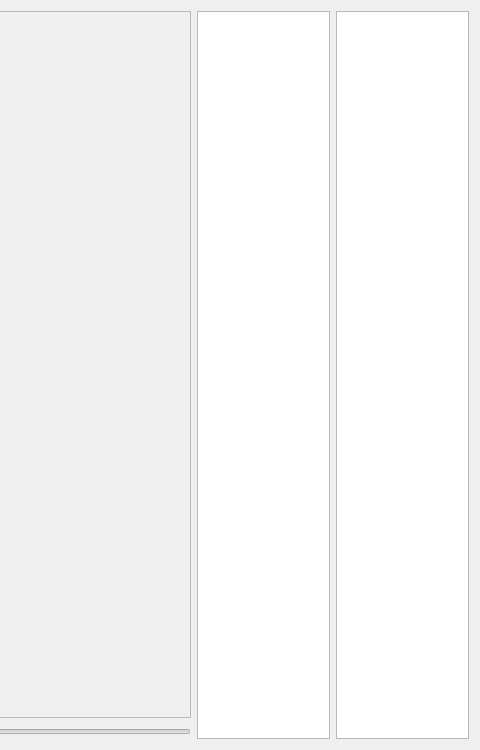
Before: the Qt Designer form epa_viewer_widget.ui in sim82/contraption, drawn with Qt 5; both pictures show x 522 to 1002 and y 0 to 750 of the 1002 by 750 pixel window.
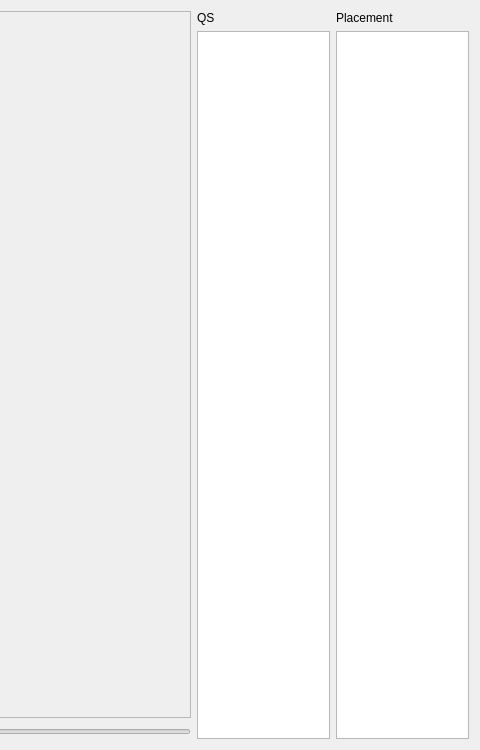
After: the same form once the commit is applied.

Commit message: protein specific coloring in alignment viewer.

The edit to the form file:
```diff
--- a/epa_viewer_widget.ui
+++ b/epa_viewer_widget.ui
@@ -14,7 +14,7 @@
    <string>Form</string>
   </property>
   <layout class="QGridLayout" name="gridLayout">
-   <item row="0" column="0" colspan="2">
+   <item row="0" column="0" rowspan="2" colspan="2">
     <widget class="QScrollArea" name="saTree">
      <property name="sizePolicy">
       <sizepolicy hsizetype="Expanding" vsizetype="Expanding">
@@ -37,7 +37,33 @@
      </widget>
     </widget>
    </item>
-   <item row="0" column="2" rowspan="2">
+   <item row="0" column="2">
+    <widget class="QLabel" name="label_2">
+     <property name="sizePolicy">
+      <sizepolicy hsizetype="Preferred" vsizetype="Fixed">
+       <horstretch>0</horstretch>
+       <verstretch>0</verstretch>
+      </sizepolicy>
+     </property>
+     <property name="text">
+      <string>QS</string>
+     </property>
+    </widget>
+   </item>
+   <item row="0" column="3">
+    <widget class="QLabel" name="label_3">
+     <property name="sizePolicy">
+      <sizepolicy hsizetype="Preferred" vsizetype="Fixed">
+       <horstretch>0</horstretch>
+       <verstretch>0</verstretch>
+      </sizepolicy>
+     </property>
+     <property name="text">
+      <string>Placement</string>
+     </property>
+    </widget>
+   </item>
+   <item row="1" column="2" rowspan="2">
     <widget class="QListView" name="lvTaxon">
      <property name="sizePolicy">
       <sizepolicy hsizetype="Expanding" vsizetype="Expanding">
@@ -47,7 +73,7 @@
      </property>
     </widget>
    </item>
-   <item row="0" column="3" rowspan="2">
+   <item row="1" column="3" rowspan="2">
     <widget class="QListView" name="lvPosition">
      <property name="sizePolicy">
       <sizepolicy hsizetype="Expanding" vsizetype="Expanding">
@@ -57,7 +83,7 @@
      </property>
     </widget>
    </item>
-   <item row="1" column="0">
+   <item row="2" column="0">
     <widget class="QLabel" name="label">
      <property name="sizePolicy">
       <sizepolicy hsizetype="Fixed" vsizetype="Preferred">
@@ -70,7 +96,7 @@
      </property>
     </widget>
    </item>
-   <item row="1" column="1">
+   <item row="2" column="1">
     <widget class="QSlider" name="slZoom">
      <property name="sizePolicy">
       <sizepolicy hsizetype="Expanding" vsizetype="Fixed">
```
The commit also changes 1 other file.
